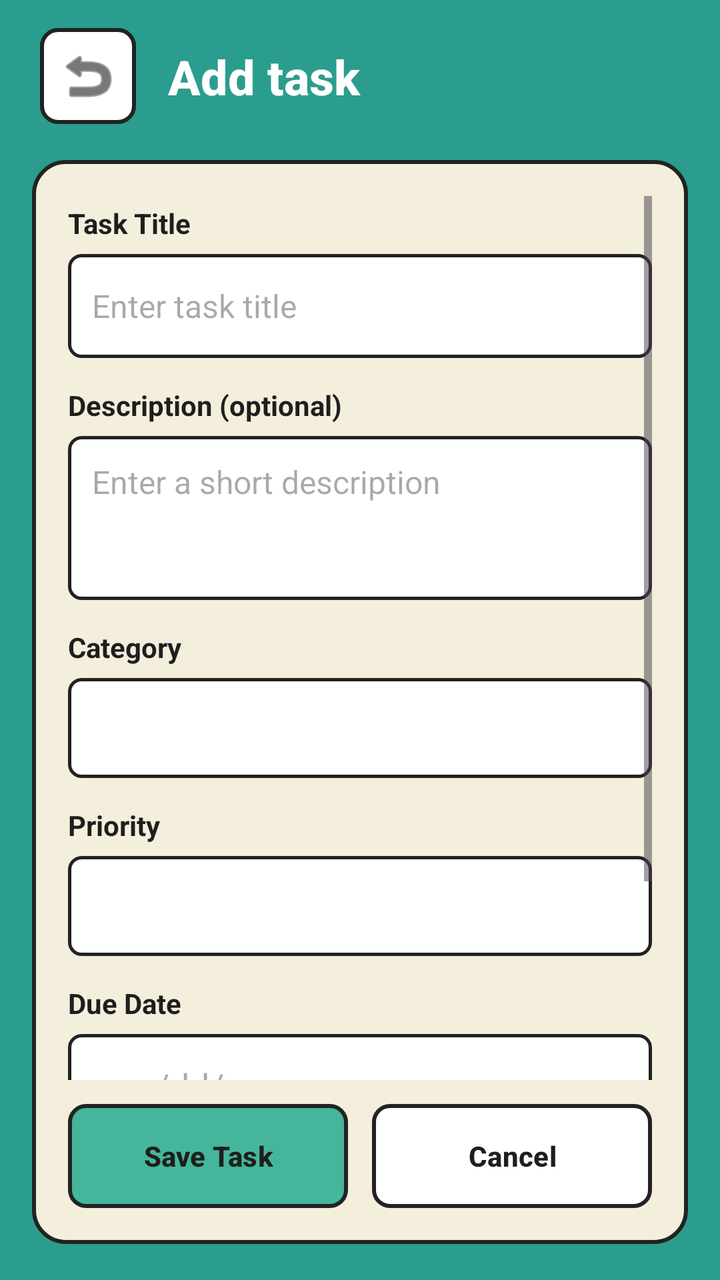
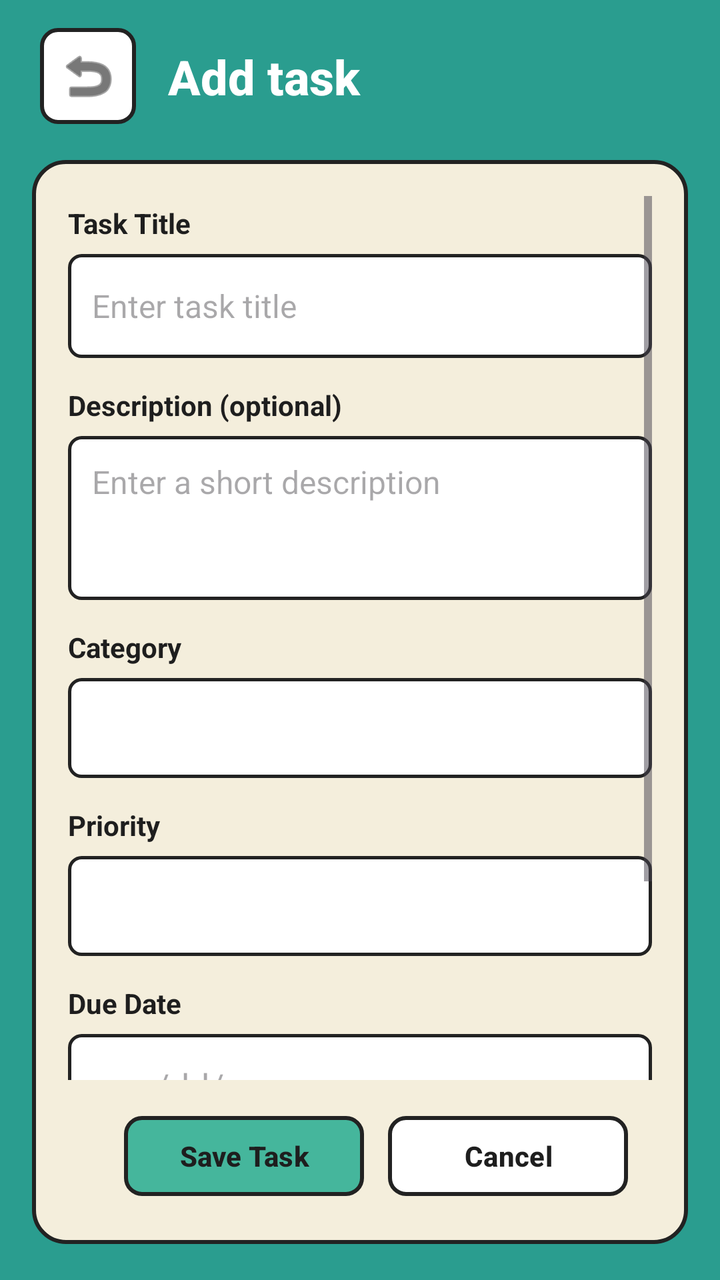

Compare the two renders of this Android layout. The source of the first and the diff that turns it into the second are given below.
<!-- AndroidManifest.xml: application theme Theme.ApplicationProject -->
<!-- res/layout/activity_add_task.xml -->
<?xml version="1.0" encoding="utf-8"?>
<androidx.constraintlayout.widget.ConstraintLayout xmlns:android="http://schemas.android.com/apk/res/android"
    xmlns:app="http://schemas.android.com/apk/res-auto"
    xmlns:tools="http://schemas.android.com/tools"
    android:id="@+id/main"
    android:layout_width="match_parent"
    android:layout_height="match_parent"
    android:background="@color/app_teal"
    tools:context=".AddTaskActivity">

    <ImageButton
        android:id="@+id/btnBack"
        android:layout_width="48dp"
        android:layout_height="48dp"
        android:layout_marginStart="20dp"
        android:layout_marginTop="14dp"
        android:background="@drawable/bg_button_white"
        android:contentDescription="@string/back"
        android:src="@android:drawable/ic_menu_revert"
        app:layout_constraintStart_toStartOf="parent"
        app:layout_constraintTop_toTopOf="parent"
        app:tint="@color/text_dark" />

    <TextView
        android:id="@+id/tvAddTaskTitle"
        android:layout_width="0dp"
        android:layout_height="wrap_content"
        android:layout_marginStart="16dp"
        android:layout_marginEnd="20dp"
        android:fontFamily="sans-serif-medium"
        android:text="@string/add_task1"
        android:textColor="@color/white"
        android:textSize="24sp"
        android:textStyle="bold"
        app:layout_constraintBottom_toBottomOf="@id/btnBack"
        app:layout_constraintEnd_toEndOf="parent"
        app:layout_constraintStart_toEndOf="@id/btnBack"
        app:layout_constraintTop_toTopOf="@id/btnBack" />

    <androidx.constraintlayout.widget.ConstraintLayout
        android:id="@+id/mainCard"
        android:layout_width="0dp"
        android:layout_height="0dp"
        android:layout_marginStart="16dp"
        android:layout_marginTop="18dp"
        android:layout_marginEnd="16dp"
        android:layout_marginBottom="18dp"
        android:background="@drawable/bg_card_cream"
        android:padding="18dp"
        app:layout_constraintBottom_toBottomOf="parent"
        app:layout_constraintEnd_toEndOf="parent"
        app:layout_constraintStart_toStartOf="parent"
        app:layout_constraintTop_toBottomOf="@id/btnBack">

        <ScrollView
            android:layout_width="0dp"
            android:layout_height="0dp"
            android:layout_marginBottom="12dp"
            android:fillViewport="true"
            app:layout_constraintBottom_toTopOf="@id/layoutButtons"
            app:layout_constraintEnd_toEndOf="parent"
            app:layout_constraintStart_toStartOf="parent"
            app:layout_constraintTop_toTopOf="parent">

            <LinearLayout
                android:layout_width="match_parent"
                android:layout_height="wrap_content"
                android:orientation="vertical"
                android:paddingTop="4dp"
                android:paddingBottom="8dp">

                <TextView
                    android:layout_width="wrap_content"
                    android:layout_height="wrap_content"
                    android:text="@string/task_title"
                    android:textColor="@color/text_dark"
                    android:textStyle="bold" />

                <EditText
                    android:id="@+id/etTaskTitle"
                    android:layout_width="match_parent"
                    android:layout_height="52dp"
                    android:layout_marginTop="6dp"
                    android:layout_marginBottom="14dp"
                    android:background="@drawable/bg_edit_text"
                    android:hint="@string/enter_task_title"
                    android:inputType="textCapSentences"
                    android:paddingHorizontal="12dp"
                    android:textColor="@color/text_dark"
                    android:textSize="16sp"
                    tools:ignore="Autofill,VisualLintTextFieldSize" />

                <TextView
                    android:layout_width="wrap_content"
                    android:layout_height="wrap_content"
                    android:text="@string/description_optional"
                    android:textColor="@color/text_dark"
                    android:textStyle="bold" />

                <EditText
                    android:id="@+id/etDescription"
                    android:layout_width="match_parent"
                    android:layout_height="82dp"
                    android:layout_marginTop="6dp"
                    android:layout_marginBottom="14dp"
                    android:background="@drawable/bg_edit_text"
                    android:gravity="top|start"
                    android:hint="@string/enter_a_short_description"
                    android:inputType="textCapSentences|textMultiLine"
                    android:padding="12dp"
                    android:textColor="@color/text_dark"
                    android:textSize="16sp"
                    tools:ignore="Autofill,VisualLintTextFieldSize" />

                <TextView
                    android:layout_width="wrap_content"
                    android:layout_height="wrap_content"
                    android:text="@string/category"
                    android:textColor="@color/text_dark"
                    android:textStyle="bold" />

                <Spinner
                    android:id="@+id/spinnerCategory"
                    android:layout_width="match_parent"
                    android:layout_height="50dp"
                    android:layout_marginTop="6dp"
                    android:layout_marginBottom="14dp"
                    android:background="@drawable/bg_edit_text"
                    android:paddingHorizontal="8dp" />

                <TextView
                    android:layout_width="wrap_content"
                    android:layout_height="wrap_content"
                    android:text="@string/priority_label"
                    android:textColor="@color/text_dark"
                    android:textStyle="bold" />

                <Spinner
                    android:id="@+id/spinnerPriority"
                    android:layout_width="match_parent"
                    android:layout_height="50dp"
                    android:layout_marginTop="6dp"
                    android:layout_marginBottom="14dp"
                    android:background="@drawable/bg_edit_text"
                    android:paddingHorizontal="8dp" />

                <TextView
                    android:layout_width="wrap_content"
                    android:layout_height="wrap_content"
                    android:text="@string/due_date1"
                    android:textColor="@color/text_dark"
                    android:textStyle="bold" />

                <EditText
                    android:id="@+id/etDueDate"
                    android:layout_width="match_parent"
                    android:layout_height="52dp"
                    android:layout_marginTop="6dp"
                    android:layout_marginBottom="14dp"
                    android:background="@drawable/bg_edit_text"
                    android:hint="@string/mm_dd_yyyy"
                    android:inputType="date"
                    android:paddingHorizontal="12dp"
                    android:textColor="@color/text_dark"
                    tools:ignore="Autofill,VisualLintTextFieldSize" />

                <TextView
                    android:layout_width="wrap_content"
                    android:layout_height="wrap_content"
                    android:text="@string/due_time_label"
                    android:textColor="@color/text_dark"
                    android:textStyle="bold" />

                <EditText
                    android:id="@+id/etDueTime"
                    android:layout_width="match_parent"
                    android:layout_height="52dp"
                    android:layout_marginTop="6dp"
                    android:background="@drawable/bg_edit_text"
                    android:hint="@string/due_time_hint"
                    android:inputType="time"
                    android:paddingHorizontal="12dp"
                    android:textColor="@color/text_dark"
                    tools:ignore="Autofill,VisualLintTextFieldSize" />
            </LinearLayout>
        </ScrollView>

        <LinearLayout
            android:id="@+id/layoutButtons"
            android:layout_width="0dp"
            android:layout_height="52dp"
            android:orientation="horizontal"
            app:layout_constraintBottom_toBottomOf="parent"
            app:layout_constraintEnd_toEndOf="parent"
            app:layout_constraintStart_toStartOf="parent">

            <Button
                android:id="@+id/btnSaveTask"
                android:layout_width="0dp"
                android:layout_height="match_parent"
                android:layout_marginEnd="6dp"
                android:layout_weight="1"
                android:background="@drawable/bg_button_teal"
                android:text="@string/save_task"
                android:textColor="@color/text_dark"
                android:textStyle="bold"
                app:backgroundTint="@null" />

            <Button
                android:id="@+id/btnCancel"
                android:layout_width="0dp"
                android:layout_height="match_parent"
                android:layout_marginStart="6dp"
                android:layout_weight="1"
                android:background="@drawable/bg_button_white"
                android:text="@string/cancel"
                android:textColor="@color/text_dark"
                android:textStyle="bold"
                app:backgroundTint="@null" />
        </LinearLayout>
    </androidx.constraintlayout.widget.ConstraintLayout>
</androidx.constraintlayout.widget.ConstraintLayout>
<!-- resources referenced by this layout -->
<resources>
  <color name="app_teal">#2A9D8F</color>
  <color name="text_dark">#1E1E1E</color>
  <color name="white">#FFFFFFFF</color>
  <!-- drawable bg_button_teal (drawable) -->
  <?xml version="1.0" encoding="utf-8"?>
  <shape xmlns:android="http://schemas.android.com/apk/res/android"
      android:shape="rectangle">
      <solid android:color="@color/header_teal" />
      <stroke android:width="2dp" android:color="@color/border_dark" />
      <corners android:radius="8dp" />
  </shape>
  <!-- drawable bg_button_white (drawable) -->
  <?xml version="1.0" encoding="utf-8"?>
  <shape xmlns:android="http://schemas.android.com/apk/res/android"
      android:shape="rectangle">
      <solid android:color="@color/white" />
      <stroke android:width="2dp" android:color="@color/border_dark" />
      <corners android:radius="8dp" />
  </shape>
  <!-- drawable bg_card_cream (drawable) -->
  <?xml version="1.0" encoding="utf-8"?>
  <shape xmlns:android="http://schemas.android.com/apk/res/android"
      android:shape="rectangle">
      <solid android:color="@color/card_cream" />
      <stroke android:width="2dp" android:color="@color/border_dark" />
      <corners android:radius="16dp" />
  </shape>
  <!-- drawable bg_edit_text (drawable) -->
  <?xml version="1.0" encoding="utf-8"?>
  <shape xmlns:android="http://schemas.android.com/apk/res/android"
      android:shape="rectangle">
      <solid android:color="@color/white" />
      <stroke android:width="1.5dp" android:color="@color/border_dark" />
      <corners android:radius="6dp" />
  </shape>
  <string name="add_task1">Add task</string>
  <string name="back">Back</string>
  <string name="cancel">Cancel</string>
  <string name="category">Category</string>
  <string name="description_optional">Description (optional)</string>
  <string name="due_date1">Due Date</string>
  <string name="due_time_hint">HH:MM</string>
  <string name="due_time_label">Due time (optional)</string>
  <string name="enter_a_short_description">Enter a short description</string>
  <string name="enter_task_title">Enter task title</string>
  <string name="mm_dd_yyyy">mm/dd/yyyy</string>
  <string name="priority_label">Priority</string>
  <string name="save_task">Save Task</string>
  <string name="task_title">Task Title</string>
  <style name="Theme.ApplicationProject" parent="Base.Theme.ApplicationProject" />
  <color name="header_teal">#45B69C</color>
  <color name="border_dark">#222222</color>
  <color name="card_cream">#F4EEDC</color>
  <style name="Base.Theme.ApplicationProject" parent="Theme.Material3.DayNight.NoActionBar">
          
          
      </style>
</resources>

<!-- the commit's change to res/layout/activity_add_task.xml (unified diff, before → after) -->
@@ -35,7 +35,8 @@
         app:layout_constraintBottom_toBottomOf="@id/btnBack"
         app:layout_constraintEnd_toEndOf="parent"
         app:layout_constraintStart_toEndOf="@id/btnBack"
-        app:layout_constraintTop_toTopOf="@id/btnBack" />
+        app:layout_constraintTop_toTopOf="@id/btnBack"
+        tools:ignore="VisualLintSystemUi" />
 
     <androidx.constraintlayout.widget.ConstraintLayout
         android:id="@+id/mainCard"
@@ -187,6 +188,7 @@
 
         <LinearLayout
             android:id="@+id/layoutButtons"
+            style="?android:attr/buttonBarButtonStyle"
             android:layout_width="0dp"
             android:layout_height="52dp"
             android:orientation="horizontal"
@@ -196,6 +198,7 @@
 
             <Button
                 android:id="@+id/btnSaveTask"
+                style="?android:attr/buttonBarButtonStyle"
                 android:layout_width="0dp"
                 android:layout_height="match_parent"
                 android:layout_marginEnd="6dp"
@@ -204,7 +207,8 @@
                 android:text="@string/save_task"
                 android:textColor="@color/text_dark"
                 android:textStyle="bold"
-                app:backgroundTint="@null" />
+                app:backgroundTint="@null"
+                tools:ignore="VisualLintButtonSize,TouchTargetSizeCheck" />
 
             <Button
                 android:id="@+id/btnCancel"
@@ -216,7 +220,8 @@
                 android:text="@string/cancel"
                 android:textColor="@color/text_dark"
                 android:textStyle="bold"
-                app:backgroundTint="@null" />
+                app:backgroundTint="@null"
+                tools:ignore="ButtonStyle,VisualLintButtonSize,TouchTargetSizeCheck" />
         </LinearLayout>
     </androidx.constraintlayout.widget.ConstraintLayout>
 </androidx.constraintlayout.widget.ConstraintLayout>
